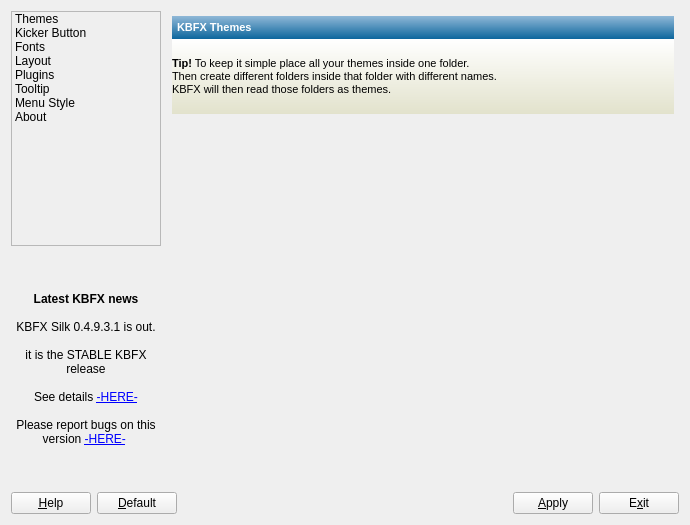
The window that kbfx4/configdialog/kbfx_main.ui (plexydesk/kbfxmenu) describes before a commit, drawn with Qt 5.
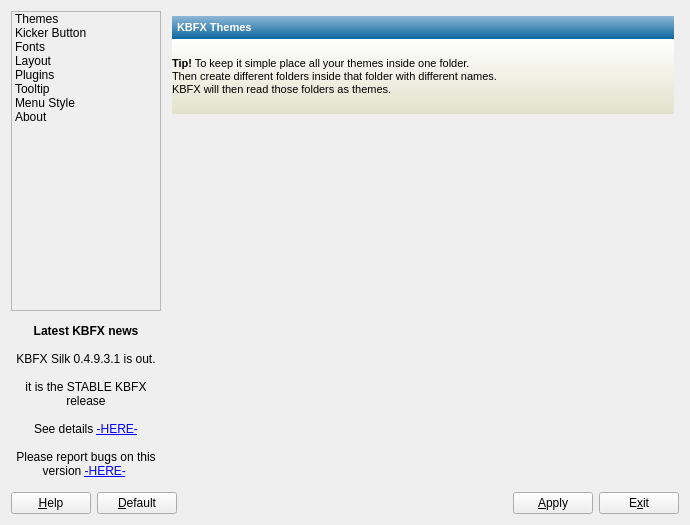
The same window after the commit. Icons and pictures are not drawn.

The edit to the form file:
```diff
--- a/kbfx4/configdialog/kbfx_main.ui
+++ b/kbfx4/configdialog/kbfx_main.ui
@@ -443,7 +443,7 @@
      <item>
       <widget class="QListWidget" name="listWidget" >
        <property name="sizePolicy" >
-        <sizepolicy vsizetype="MinimumExpanding" hsizetype="Minimum" >
+        <sizepolicy vsizetype="Minimum" hsizetype="Minimum" >
          <horstretch>0</horstretch>
          <verstretch>0</verstretch>
         </sizepolicy>
@@ -451,7 +451,7 @@
        <property name="minimumSize" >
         <size>
          <width>150</width>
-         <height>0</height>
+         <height>300</height>
         </size>
        </property>
        <property name="maximumSize" >
```
Left out of the diff: 8 changed lines with no effect on the pictures.
